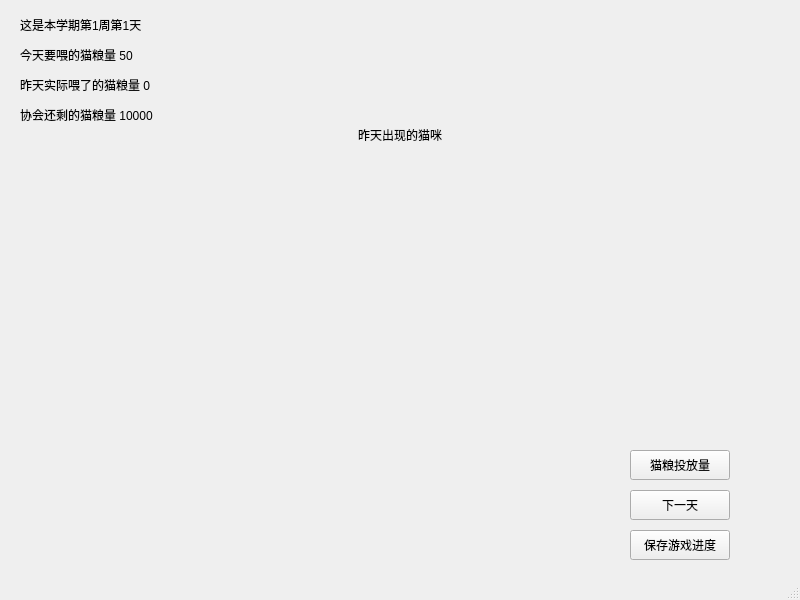
Old version of the form src/ui/main_window.ui in the repository zhangqian-sh/miaomiao_pku.
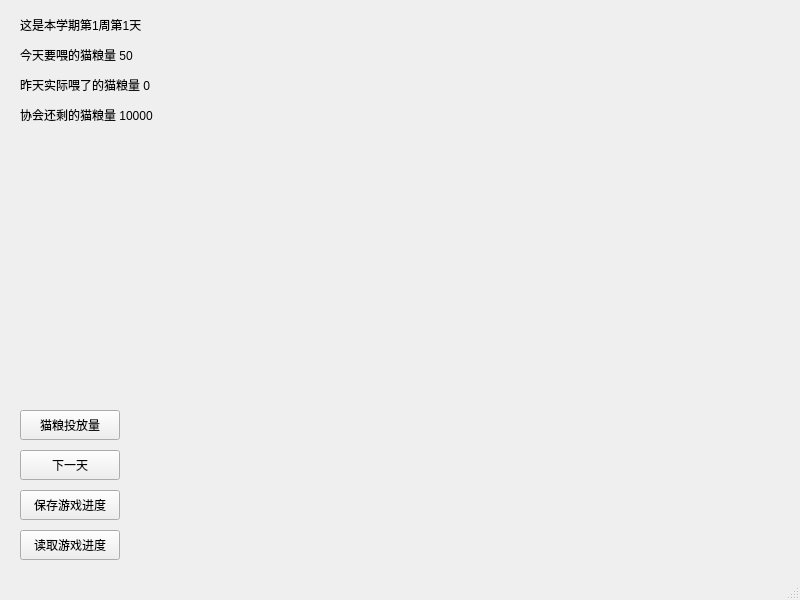
New version of the form.

The edit to the form file:
```diff
--- a/src/ui/main_window.ui
+++ b/src/ui/main_window.ui
@@ -17,8 +17,8 @@
    <widget class="QPushButton" name="save_Record">
     <property name="geometry">
      <rect>
-      <x>630</x>
-      <y>530</y>
+      <x>20</x>
+      <y>490</y>
       <width>100</width>
       <height>30</height>
      </rect>
@@ -43,8 +43,8 @@
    <widget class="QPushButton" name="next_Day">
     <property name="geometry">
      <rect>
-      <x>630</x>
-      <y>490</y>
+      <x>20</x>
+      <y>450</y>
       <width>100</width>
       <height>30</height>
      </rect>
@@ -56,8 +56,8 @@
    <widget class="QPushButton" name="set_Food">
     <property name="geometry">
      <rect>
-      <x>630</x>
-      <y>450</y>
+      <x>20</x>
+      <y>410</y>
       <width>100</width>
       <height>30</height>
      </rect>
@@ -92,29 +92,13 @@
      <string>昨天实际喂了的猫粮量 0</string>
     </property>
    </widget>
-   <widget class="QLabel" name="label">
-    <property name="geometry">
-     <rect>
-      <x>300</x>
-      <y>120</y>
-      <width>200</width>
-      <height>30</height>
-     </rect>
-    </property>
-    <property name="text">
-     <string>昨天出现的猫咪</string>
-    </property>
-    <property name="alignment">
-     <set>Qt::AlignCenter</set>
-    </property>
-   </widget>
    <widget class="QLabel" name="appeared_Cat_List">
     <property name="geometry">
      <rect>
-      <x>150</x>
-      <y>180</y>
-      <width>500</width>
-      <height>200</height>
+      <x>219</x>
+      <y>29</y>
+      <width>541</width>
+      <height>511</height>
      </rect>
     </property>
     <property name="text">
@@ -137,6 +121,19 @@
      <string>协会还剩的猫粮量 10000</string>
     </property>
    </widget>
+   <widget class="QPushButton" name="load_Record">
+    <property name="geometry">
+     <rect>
+      <x>20</x>
+      <y>530</y>
+      <width>100</width>
+      <height>30</height>
+     </rect>
+    </property>
+    <property name="text">
+     <string>读取游戏进度</string>
+    </property>
+   </widget>
   </widget>
   <widget class="QStatusBar" name="statusbar"/>
  </widget>
```
